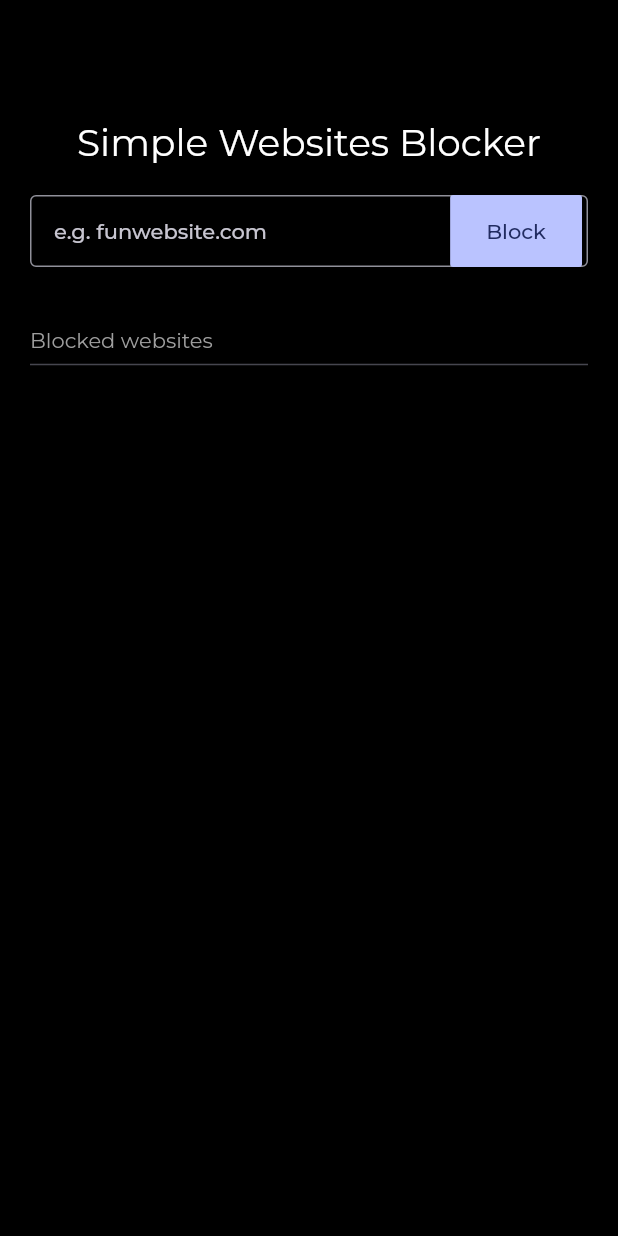
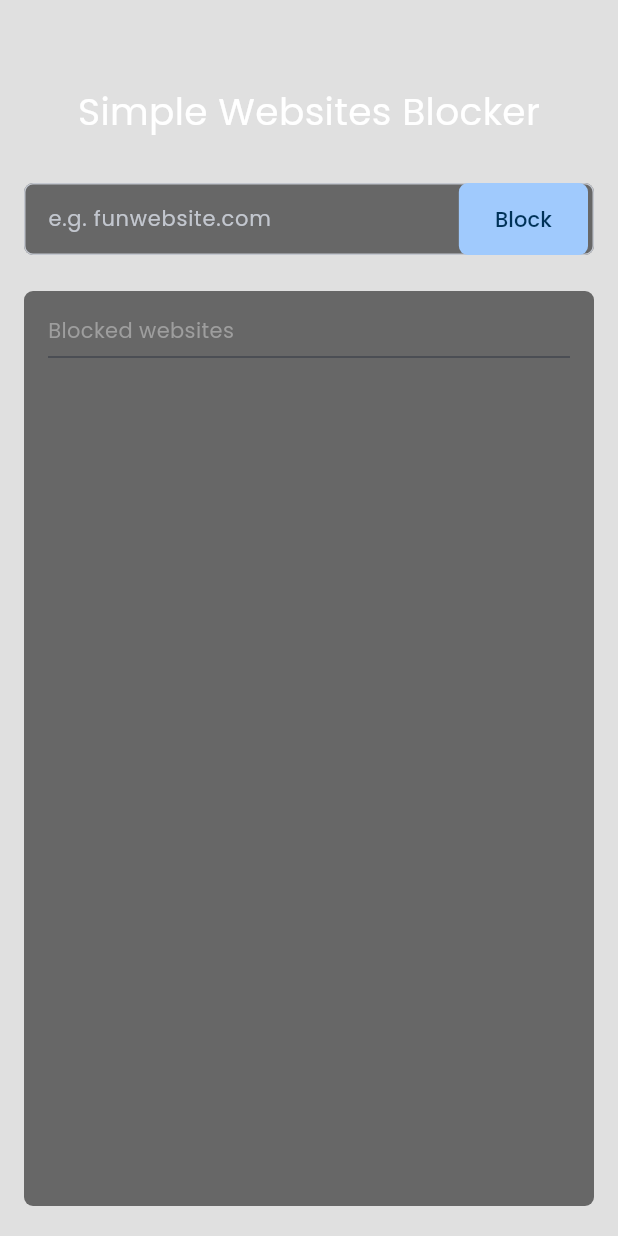
Before and after one commit to dlipinski/simple-websites-blocker, a Flutter app: the screen it shows after launch, on a phone screen of 412 x 824 dp. Run offline on Flutter 3.47's test engine with Material 2 defaults, Android fonts, the phone set to English and light mode, and no system bars; our stand-ins replace google_fonts; missing offline and left inert: flutter_acrylic, process_run, window_manager.

Commit message:
new design

```diff
--- a/lib/global.dart
+++ b/lib/global.dart
@@ -11,7 +11,7 @@ Future<String> writeToTempFile(content) async {
   return filePath;
 }
 
-bool validateIsUrl(text) {
+bool validateUrl(text) {
   final urlRegex =
       RegExp(r'(https|http)?:?(\/\/)?(www\.)?[a-zA-Z0-1]+\.[a-z]+.*');
   return urlRegex.hasMatch(text);
--- a/lib/main.dart
+++ b/lib/main.dart
@@ -2,6 +2,7 @@ import 'package:google_fonts/google_fonts.dart';
 import 'package:flutter/material.dart';
 import 'package:window_manager/window_manager.dart';
 import 'package:simple_websites_blocker/global.dart';
+import 'package:flutter_acrylic/flutter_acrylic.dart';
 
 Future<void> main() async {
   WidgetsFlutterBinding.ensureInitialized();
@@ -17,6 +18,11 @@ Future<void> main() async {
     await windowManager.show();
     await windowManager.focus();
   });
+  await Window.initialize();
+  await Window.setEffect(
+    effect: WindowEffect.acrylic,
+    color: const Color(0xCC222222),
+  );
   runApp(const MyApp());
 }
 
@@ -28,12 +34,18 @@ class MyApp extends StatelessWidget {
       title: 'Simple Websites Blocker',
       debugShowCheckedModeBanner: false,
       theme: ThemeData(
-        textTheme: GoogleFonts.montserratTextTheme(Theme.of(context).textTheme),
+        colorScheme: ColorScheme.fromSeed(seedColor: Colors.deepPurple),
         useMaterial3: true,
+      ),
+      themeMode: ThemeMode.dark,
+      darkTheme: ThemeData(
+        textTheme: GoogleFonts.poppinsTextTheme(
+            ThemeData(brightness: Brightness.dark).textTheme),
         colorScheme: ColorScheme.fromSeed(
-          seedColor: Colors.indigo,
+          seedColor: Colors.blue,
           brightness: Brightness.dark,
         ),
+        useMaterial3: true,
       ),
       home: const MyHomePage(title: 'Simple Websites Blocker'),
     );
@@ -63,7 +75,7 @@ class _MyHomePageState extends State<MyHomePage> {
     if (webpage.isEmpty) {
       return;
     }
-    if (!validateIsUrl(webpage)) {
+    if (!validateUrl(webpage)) {
       errorMessage = 'Invalid website address';
       setState(() {});
       return;
@@ -91,27 +103,31 @@ class _MyHomePageState extends State<MyHomePage> {
   @override
   Widget build(BuildContext context) {
     return Scaffold(
-        backgroundColor: Colors.black,
+        backgroundColor: Colors.black12,
         body: Padding(
           padding:
-              const EdgeInsets.only(left: 20.0, right: 20, bottom: 20, top: 80),
+              const EdgeInsets.only(left: 16, right: 16, bottom: 20, top: 56),
           child: Column(children: [
             Text(
               widget.title,
-              style: const TextStyle(color: Colors.white, fontSize: 25),
+              style: const TextStyle(fontSize: 25),
             ),
             const SizedBox(
-              height: 20,
+              height: 30,
             ),
             TextField(
-              style: const TextStyle(color: Colors.white, fontSize: 14),
+              style: const TextStyle(fontSize: 14),
               controller: textFieldController,
               decoration: InputDecoration(
+                fillColor: Colors.black54,
+                filled: true,
                 errorText: errorMessage.isEmpty ? null : errorMessage,
                 contentPadding: const EdgeInsets.only(
                     left: 12, top: 0, bottom: 0, right: 0),
-                border:
-                    const OutlineInputBorder(borderSide: BorderSide(width: 1)),
+                border: OutlineInputBorder(
+                    borderSide:
+                        const BorderSide(width: 0, color: Colors.transparent),
+                    borderRadius: BorderRadius.circular(6)),
                 hintText: 'e.g. funwebsite.com',
                 suffixIcon: Padding(
                   padding: const EdgeInsets.only(right: 4.0),
@@ -119,7 +135,7 @@ class _MyHomePageState extends State<MyHomePage> {
                     onPressed: _blockPage,
                     style: FilledButton.styleFrom(
                       shape: RoundedRectangleBorder(
-                        borderRadius: BorderRadius.circular(2.0),
+                        borderRadius: BorderRadius.circular(6.0),
                       ),
                     ),
                     child: const Text('Block'),
@@ -128,11 +144,22 @@ class _MyHomePageState extends State<MyHomePage> {
               ),
             ),
             const SizedBox(
-              height: 40,
+              height: 24,
             ),
-            Container(
+            Expanded(
+              child: Container(
+                decoration: ShapeDecoration(
+                  shape: RoundedRectangleBorder(
+                    borderRadius: BorderRadius.circular(6.0),
+                  ), //here we se
+                  color: Colors.black54,
+                ),
+                child: Padding(
+                  padding: const EdgeInsets.all(16.0),
+                  child: Column(children: [
+                    const SizedBox(
                       width: double.infinity,
-              child: const Text(
+                      child: Text(
                         'Blocked websites',
                         textAlign: TextAlign.left,
                         style: TextStyle(color: Colors.grey),
@@ -150,16 +177,17 @@ class _MyHomePageState extends State<MyHomePage> {
                           final item = lines[index];
                           return ListTile(
                             contentPadding: const EdgeInsets.all(2.0),
-                    visualDensity:
-                        const VisualDensity(horizontal: 0, vertical: -4),
+                            visualDensity: const VisualDensity(
+                                horizontal: 0, vertical: -4),
                             title: Text(
                               item,
-                      style: TextStyle(color: Colors.white),
+                              style: const TextStyle(
+                                  fontSize: 14, fontWeight: FontWeight.normal),
                             ),
                             trailing: OutlinedButton(
                               style: OutlinedButton.styleFrom(
                                 shape: RoundedRectangleBorder(
-                          borderRadius: BorderRadius.circular(2.0),
+                                  borderRadius: BorderRadius.circular(6.0),
                                 ),
                               ),
                               onPressed: () {
@@ -172,6 +200,10 @@ class _MyHomePageState extends State<MyHomePage> {
                       ),
                     ),
                   ]),
+                ),
+              ),
+            ),
+          ]),
         ));
   }
 }
--- a/pubspec.yaml
+++ b/pubspec.yaml
@@ -39,6 +39,7 @@ dependencies:
   path_provider: ^2.1.1
   google_fonts: ^6.1.0
   window_manager: ^0.3.7
+  flutter_acrylic: ^1.1.3
 
 dev_dependencies:
   flutter_test:
```
Also changed, not shown: pubspec.lock, 6 other files. Lines whose indentation alone changed are shown as unchanged.
